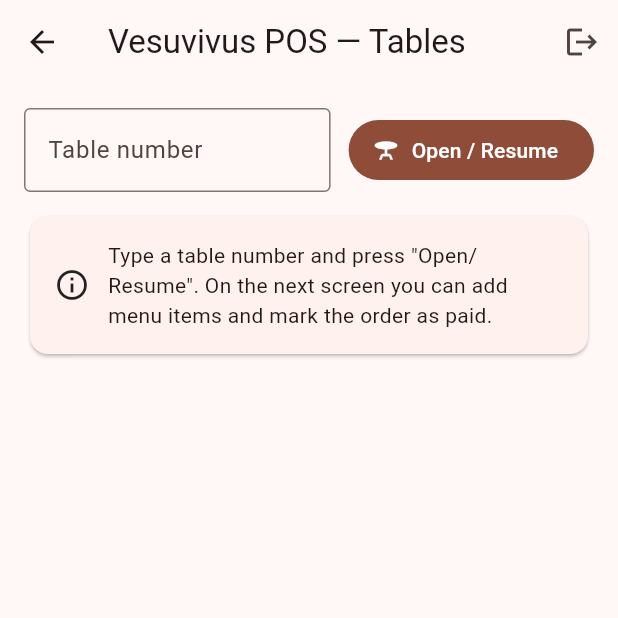
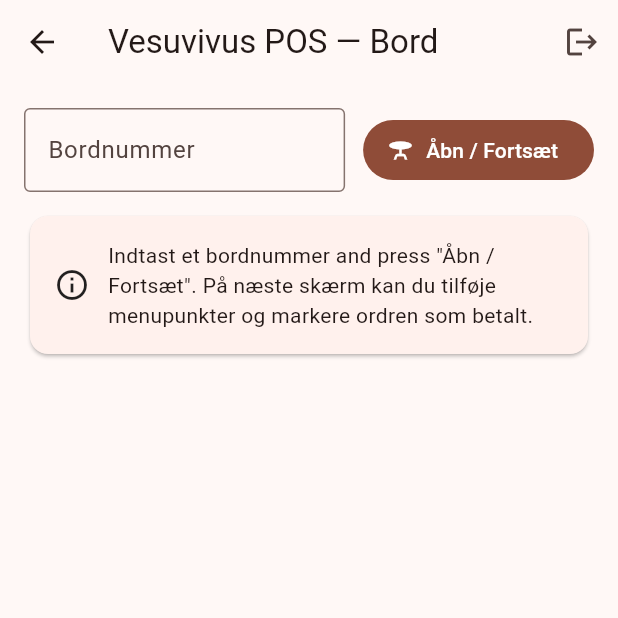
Before and after one commit to AntonTkristesen/vesuvivusPos, a Flutter app: the HomeView screen opened by its route, on a phone screen of 412 x 824 dp, the top half of it. Run offline on Flutter 3.47's test engine with Material 3 defaults, Android fonts, the light colour scheme and no system bars; our stand-ins replace shared_preferences; accounts and stored records are empty.

Commit message:
Table mutations

```diff
--- a/appvesuvius/lib/data/repositories/auth_repository.dart
+++ b/appvesuvius/lib/data/repositories/auth_repository.dart
@@ -18,4 +18,10 @@ class AuthRepository {
     }
 
     Future<void> logout() => _api.clearToken();
+
+    Future<User?> getCurrentUser() async {
+        final data = await _api.get('auth/me');
+        if (data['user'] == null) return null;
+        return User.fromJson(data['user']);
+    }
 }
--- a/appvesuvius/lib/models/user.dart
+++ b/appvesuvius/lib/models/user.dart
@@ -1,10 +1,19 @@
+import './order.dart';
+
 class User {
   final int id;
   final String name;
   final String email;
+  List<OrderModel>? orders;
 
-  User({required this.id, required this.name, required this.email});
+  User({required this.id, required this.name, required this.email, this.orders});
 
-  factory User.fromJson(Map<String, dynamic> j) =>
-      User(id: int.parse(j['id'].toString()), name: j['name'], email: j['email']);
+  User copyWith({List<OrderModel>? orders}) {
+    return User(
+      id: id,
+      name: name,
+      email: email,
+      orders: orders ?? this.orders,
+    );
+  }
 }
--- a/appvesuvius/lib/viewmodels/home_view_model.dart
+++ b/appvesuvius/lib/viewmodels/home_view_model.dart
@@ -11,7 +11,7 @@ class HomeViewModel extends ChangeNotifier {
     bool busy = false;
     String? error;
 
-  Future<OrderModel> openOrResumeTable(int table) async {
+    Future<OrderModel> openOrResumeTable(int? table) async {
         busy = true; error = null; notifyListeners();
         try {
             final existing = await _orders.getActiveOrderForTable(table);
@@ -20,6 +20,7 @@ class HomeViewModel extends ChangeNotifier {
             } else {
                 currentOrder = await _orders.openOrderForTable(table);
             }
+
             return currentOrder!;
         } catch (e) {
             error = e.toString();
--- a/appvesuvius/lib/viewmodels/pos_view_model.dart
+++ b/appvesuvius/lib/viewmodels/pos_view_model.dart
@@ -3,12 +3,14 @@ import '../data/repositories/menu_repository.dart';
 import '../data/repositories/order_repository.dart';
 import '../models/menu_item.dart';
 import '../models/order.dart';
+import '../viewmodels/auth_view_model.dart';
 
 class PosViewModel extends ChangeNotifier {
     final MenuRepository _menu;
     final OrderRepository _orders;
+    final AuthViewModel authViewModel;
 
-    PosViewModel(this._menu, this._orders);
+    PosViewModel(this._menu, this._orders, this.authViewModel);
 
     List<MenuItemModel> items = [];
     OrderModel? order;
@@ -18,6 +20,7 @@ class PosViewModel extends ChangeNotifier {
 
     Future<void> init(OrderModel order) async {
         this.order = order;
+        authViewModel.updateOrder(order);
         await Future.wait([loadMenu(), refreshOrder()]);
     }
 
@@ -34,9 +37,10 @@ class PosViewModel extends ChangeNotifier {
 
     Future<void> refreshOrder() async {
         if (order == null) return;
-            loadingOrder = true; notifyListeners();
+        loadingOrder = true; notifyListeners();
         try {
             this.order = await _orders.getOrder(order!.id);
+            authViewModel.updateOrder(this.order!);
         } finally {
             loadingOrder = false; notifyListeners();
         }
@@ -59,5 +63,6 @@ class PosViewModel extends ChangeNotifier {
         if (order == null) return;
         await _orders.setOrderStatus(order!.id, 'paid');
         await refreshOrder();
+        authViewModel.updateOrder(order!);
     }
 }
--- a/appvesuvius/lib/views/home/home_view.dart
+++ b/appvesuvius/lib/views/home/home_view.dart
@@ -22,7 +22,7 @@ class _HomeViewState extends State<HomeView> {
 
         return Scaffold(
             appBar: AppBar(
-        title: const Text('Vesuvivus POS — Tables'),
+                title: const Text('Vesuvivus POS — Bord'),
                 actions: [
                     IconButton(
                         onPressed: () async {
@@ -30,55 +30,76 @@ class _HomeViewState extends State<HomeView> {
                             if (mounted) Navigator.of(context).pushReplacementNamed('/login');
                         },
                         icon: const Icon(Icons.logout),
-            tooltip: 'Logout',
+                        tooltip: 'Log ud',
                     )
                 ],
             ),
             body: Padding(
                 padding: const EdgeInsets.all(16),
-        child: Column(children: [
-          Row(children: [
+                child: Column(
+                    children: [
+                        Row(
+                            children: [
                                 Expanded(
                                     child: TextField(
                                         controller: _tableCtrl,
                                         keyboardType: TextInputType.number,
                                         decoration: const InputDecoration(
-                  labelText: 'Table number',
+                                            labelText: 'Bordnummer',
                                             border: OutlineInputBorder(),
                                         ),
                                     ),
                                 ),
                                 const SizedBox(width: 12),
                                 FilledButton.icon(
-              onPressed: hv.busy ? null : () async {
+                                    onPressed: hv.busy
+                                        ? null
+                                        : () async {
                                             final t = int.tryParse(_tableCtrl.text.trim());
                                             if (t == null) {
-                  ScaffoldMessenger.of(context).showSnackBar(const SnackBar(content: Text('Enter a valid table number')));
+                                                ScaffoldMessenger.of(context).showSnackBar(
+                                                    const SnackBar(content: Text('Indtast et gyldigt bordnummer'))
+                                                );
                                                 return;
                                             }
                                             try {
                                                 final order = await hv.openOrResumeTable(t);
                                                 if (!mounted) return;
+
+                                                if (!auth.hasOrder(order.id)) {
+                                                    auth.addOrder(order);
+                                                }
+
                                                 await context.read<PosViewModel>().init(order);
-                  Navigator.of(context).pushNamed(PosView.route, arguments: order);
+                                                await Navigator.of(context).pushNamed(PosView.route, arguments: order);
                                             } catch (e) {
                                                 if (!mounted) return;
-                  ScaffoldMessenger.of(context).showSnackBar(SnackBar(content: Text('$e')));
+                                                ScaffoldMessenger.of(context).showSnackBar(
+                                                    SnackBar(content: Text('$e'))
+                                                );
                                             }
                                         },
                                     icon: const Icon(Icons.table_bar),
-              label: const Text('Open / Resume'),
+                                    label: const Text('Åbn / Fortsæt'),
                                 )
-          ]),
-          if (hv.busy) const Padding(
-            padding: EdgeInsets.only(top: 24), child: LinearProgressIndicator()),
-          if (hv.error != null) Padding(
+                            ],
+                        ),
+                        if (hv.busy)
+                            const Padding(
+                                padding: EdgeInsets.only(top: 24),
+                                child: LinearProgressIndicator()
+                            ),
+                        if (hv.error != null)
+                            Padding(
                                 padding: const EdgeInsets.only(top: 8),
                                 child: Text(hv.error!, style: const TextStyle(color: Colors.red)),
                             ),
                         const SizedBox(height: 12),
                         const _HelpCard(),
-        ]),
+                        const SizedBox(height: 12),
+                        const _OwnedTablesList(),
+                    ],
+                ),
             ),
         );
     }
@@ -96,10 +117,46 @@ class _HelpCard extends StatelessWidget {
                     children: const [
                         Icon(Icons.info_outline),
                         SizedBox(width: 12),
-            Expanded(child: Text('Type a table number and press "Open/Resume". On the next screen you can add menu items and mark the order as paid.')),
+                        Expanded(
+                            child: Text(
+                                'Indtast et bordnummer and press "Åbn / Fortsæt". På næste skærm kan du tilføje menupunkter og markere ordren som betalt.'
+                            ),
+                        ),
                     ],
                 ),
             ),
         );
     }
 }
+
+class _OwnedTablesList extends StatelessWidget {
+    const _OwnedTablesList();
+
+    @override
+    Widget build(BuildContext context) {
+        final user = context.watch<AuthViewModel>().currentUser;
+        final hv = context.watch<HomeViewModel>();
+
+        return Expanded(
+            child: ListView.builder(
+                itemCount: user?.orders?.length ?? 0,
+                itemBuilder: (context, index) {
+                    final order = user?.orders?[index];
+                    return ListTile(
+                        title: Text('Bord ${order?.tableNumber}'),
+                        subtitle: Text('Ordre ID: ${order?.id} - Status: ${order?.status}'),
+                        onTap: () async {
+                            final o = await hv.openOrResumeTable(order?.tableNumber);
+
+                            // Update existing order in AuthViewModel instead of duplicating
+                            context.read<AuthViewModel>().updateOrder(o);
+
+                            await context.read<PosViewModel>().init(o);
+                            Navigator.of(context).pushNamed(PosView.route, arguments: o);
+                        },
+                    );
+                },
+            ),
+        );
+    }
+}
```
Also changed, not shown: appvesuvius/lib/data/repositories/order_repository.dart (+7 -5 lines), appvesuvius/lib/main.dart (+10 -1 lines), appvesuvius/lib/viewmodels/auth_view_model.dart (+36 -0 lines), appvesuvius/lib/views/pos/pos_view.dart (+16 -6 lines). Lines whose indentation alone changed are shown as unchanged.
